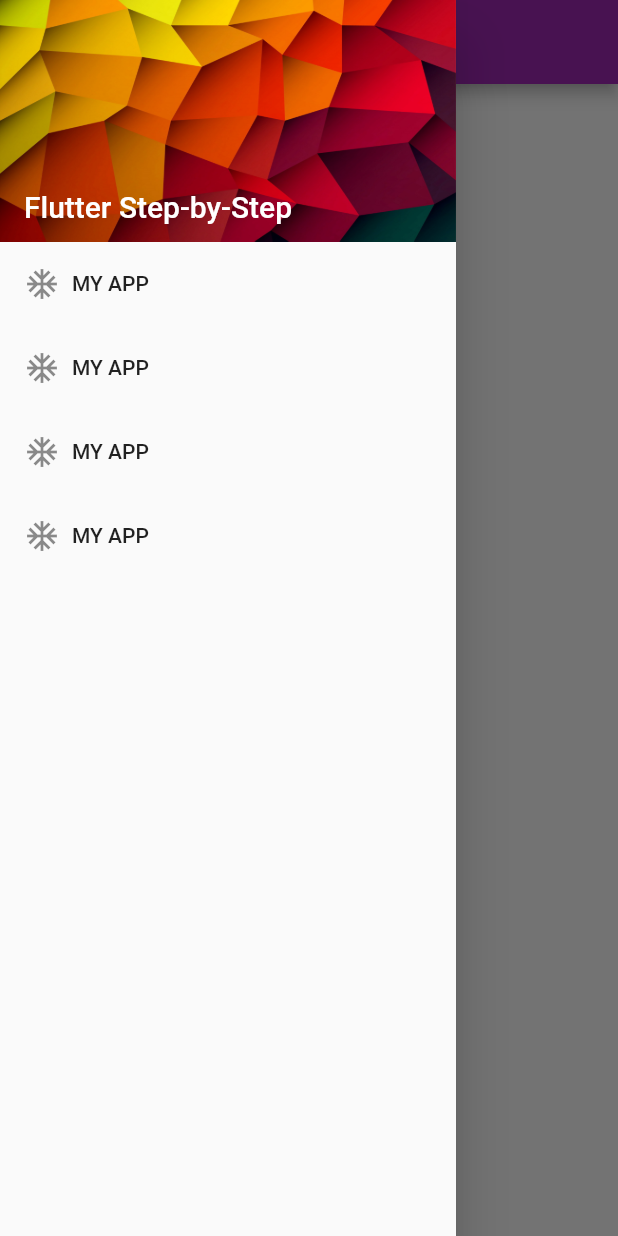
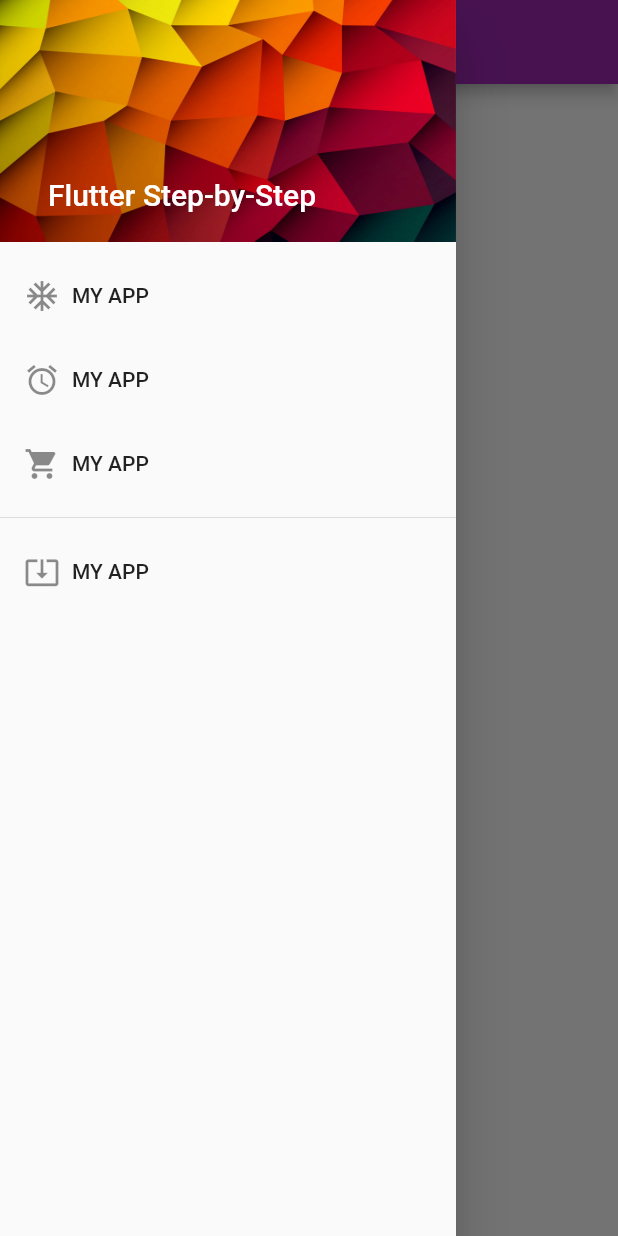
Before and after one commit to neel55555/att, a Flutter app: the screen it shows after launch, with the side drawer open, on a phone screen of 412 x 824 dp. Run offline on Flutter 3.47's test engine with Material 2 defaults, Android fonts, the light colour scheme and no system bars.

Commit message:
09-09-2020 22:31

```diff
--- a/lib/drawer-item.dart
+++ b/lib/drawer-item.dart
@@ -9,9 +9,10 @@ class CreateDrawerItem extends StatelessWidget {
       children: [
         _createHeader(),
         _createDrawerItem(icon: Icons.ac_unit, text: 'MY APP'),
-        _createDrawerItem(icon: Icons.ac_unit, text: 'MY APP'),
-        _createDrawerItem(icon: Icons.ac_unit, text: 'MY APP'),
-        _createDrawerItem(icon: Icons.ac_unit, text: 'MY APP'),
+        _createDrawerItem(icon: Icons.access_alarm, text: 'MY APP'),
+        _createDrawerItem(icon: Icons.local_grocery_store, text: 'MY APP'),
+        Divider(),
+        _createDrawerItem(icon: Icons.system_update_tv, text: 'MY APP'),
       ],
     );
   }
@@ -33,8 +34,8 @@ Widget _createDrawerItem({IconData icon, String text}) {
 
 Widget _createHeader() {
   return DrawerHeader(
-    margin: EdgeInsets.zero,
-    padding: EdgeInsets.zero,
+    //margin: EdgeInsets.zero,
+    //padding: EdgeInsets.zero,
     decoration: BoxDecoration(
       image: DecorationImage(
         fit: BoxFit.fill,
```
